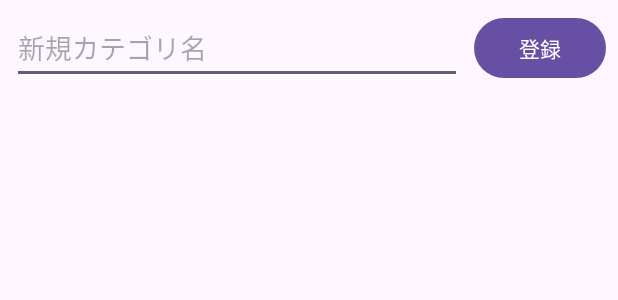
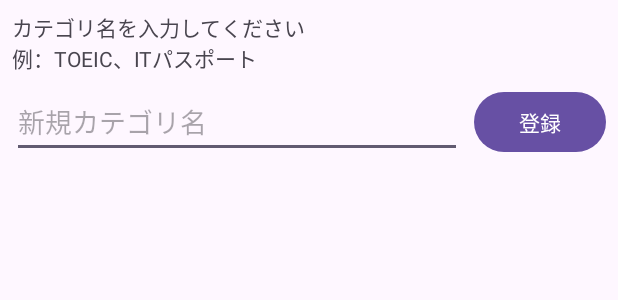
Before and after one commit to Lis-ReKid/CorrectRateLog, an Android app: the layout category_create_dialog.xml on its own in the app's theme, with its tools: preview values and no code run, on a phone screen of 412 x 824 dp. Shown: the top 300 px of the screen. Run offline under Robolectric (Android 15) with nearby library versions, the phone set to English and light mode, and no system bars.

Commit message:
カテゴリ登録ダイアログにメッセージを追加

```diff
--- a/app/src/main/res/layout/category_create_dialog.xml
+++ b/app/src/main/res/layout/category_create_dialog.xml
@@ -1,7 +1,7 @@
 <?xml version="1.0" encoding="utf-8"?>
 <androidx.constraintlayout.widget.ConstraintLayout xmlns:android="http://schemas.android.com/apk/res/android"
     xmlns:app="http://schemas.android.com/apk/res-auto"
-    xmlns:tools="http://schemas.android.com/tools"
+    android:id="@+id/tvCreateCategoryDialogMsg"
     android:layout_width="match_parent"
     android:layout_height="match_parent">
 
@@ -16,8 +16,9 @@
         android:hint="@string/hint_category_name"
         android:inputType="text"
         app:layout_constraintEnd_toStartOf="@+id/btCategoryCreate"
+        app:layout_constraintHorizontal_bias="0.0"
         app:layout_constraintStart_toStartOf="parent"
-        app:layout_constraintTop_toTopOf="parent" />
+        app:layout_constraintTop_toBottomOf="@+id/textView" />
 
     <Button
         android:id="@+id/btCategoryCreate"
@@ -27,5 +28,15 @@
         android:layout_marginEnd="8dp"
         android:text="@string/btn_create"
         app:layout_constraintEnd_toEndOf="parent"
+        app:layout_constraintTop_toBottomOf="@+id/textView" />
+
+    <TextView
+        android:id="@+id/textView"
+        android:layout_width="wrap_content"
+        android:layout_height="wrap_content"
+        android:layout_marginStart="8dp"
+        android:layout_marginTop="8dp"
+        android:text="@string/tv_category_create_dialog_msg"
+        app:layout_constraintStart_toStartOf="parent"
         app:layout_constraintTop_toTopOf="parent" />
 </androidx.constraintlayout.widget.ConstraintLayout>
--- a/app/src/main/res/values/strings.xml
+++ b/app/src/main/res/values/strings.xml
@@ -42,6 +42,7 @@
     <!-- カテゴリ回り -->
     <string name="tv_category_list_title">カテゴリ一覧</string>
     <string name="create_category_title">カテゴリ新規登録</string>
+    <string name="tv_category_create_dialog_msg">カテゴリ名を入力してください\n例：TOEIC、ITパスポート</string>
     <string name="hint_category_name">新規カテゴリ名</string>
     <string name="dialog_create_category_confirm_msg">以下のカテゴリを登録しますか？</string>
 </resources>
```
